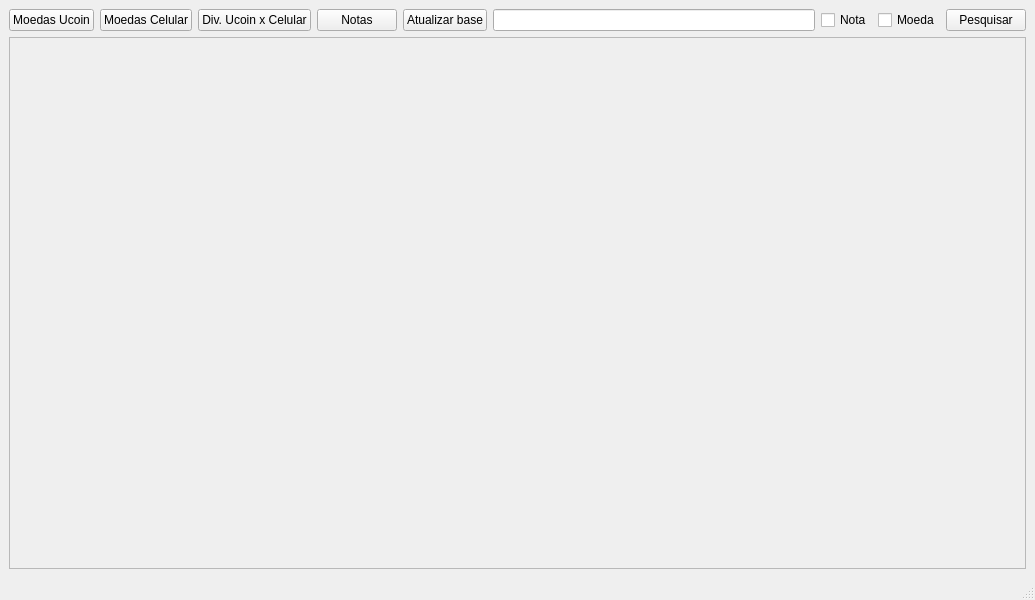
Above: design.ui from chriscoliveira/python_notas_e_moedas_colecao before the change. Below: the same form after it.
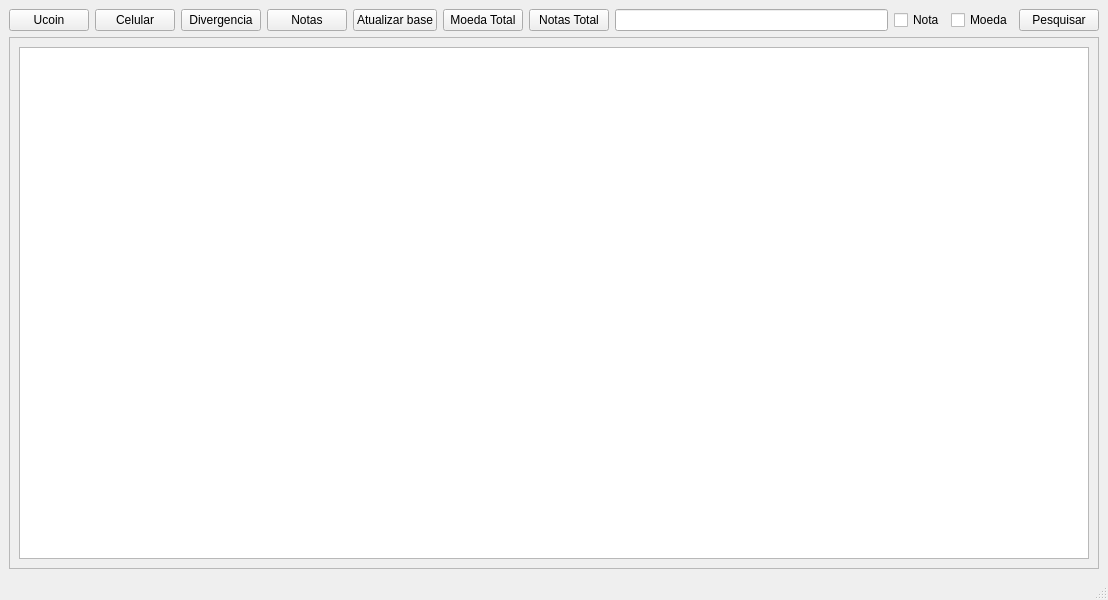
That is the form after the change.

What changed in the file:
```diff
--- a/design.ui
+++ b/design.ui
@@ -6,7 +6,7 @@
    <rect>
     <x>0</x>
     <y>0</y>
-    <width>1035</width>
+    <width>1108</width>
     <height>600</height>
    </rect>
   </property>
@@ -20,14 +20,14 @@
       <item row="0" column="0">
        <widget class="QPushButton" name="btn_moeda_ucoin">
         <property name="text">
-         <string>Moedas Ucoin</string>
+         <string>Ucoin</string>
         </property>
        </widget>
       </item>
-      <item row="0" column="1">
-       <widget class="QPushButton" name="btn_moeda_celular">
+      <item row="0" column="5">
+       <widget class="QPushButton" name="btn_moeda">
         <property name="text">
-         <string>Moedas Celular</string>
+         <string>Moeda Total</string>
         </property>
        </widget>
       </item>
@@ -38,21 +38,7 @@
         </property>
        </widget>
       </item>
-      <item row="0" column="3">
-       <widget class="QPushButton" name="btn_totais_notas">
-        <property name="text">
-         <string>Notas</string>
-        </property>
-       </widget>
-      </item>
-      <item row="0" column="2">
-       <widget class="QPushButton" name="btn_ucoin_celular">
-        <property name="text">
-         <string>Div. Ucoin x Celular</string>
-        </property>
-       </widget>
-      </item>
-      <item row="0" column="5">
+      <item row="0" column="7">
        <layout class="QHBoxLayout" name="horizontalLayout_2">
         <item>
          <widget class="QLineEdit" name="lineEdit"/>
@@ -80,6 +66,34 @@
         </item>
        </layout>
       </item>
+      <item row="0" column="3">
+       <widget class="QPushButton" name="btn_totais_notas">
+        <property name="text">
+         <string>Notas</string>
+        </property>
+       </widget>
+      </item>
+      <item row="0" column="2">
+       <widget class="QPushButton" name="btn_ucoin_celular">
+        <property name="text">
+         <string>Divergencia</string>
+        </property>
+       </widget>
+      </item>
+      <item row="0" column="1">
+       <widget class="QPushButton" name="btn_moeda_celular">
+        <property name="text">
+         <string>Celular</string>
+        </property>
+       </widget>
+      </item>
+      <item row="0" column="6">
+       <widget class="QPushButton" name="btn_nota">
+        <property name="text">
+         <string>Notas Total</string>
+        </property>
+       </widget>
+      </item>
      </layout>
     </item>
     <item row="1" column="0">
@@ -92,20 +106,13 @@
         <rect>
          <x>0</x>
          <y>0</y>
-         <width>1015</width>
+         <width>1088</width>
          <height>520</height>
         </rect>
        </property>
        <layout class="QGridLayout" name="gridLayout_2">
         <item row="0" column="0">
-         <widget class="QLabel" name="resposta">
-          <property name="text">
-           <string/>
-          </property>
-          <property name="alignment">
-           <set>Qt::AlignLeading|Qt::AlignLeft|Qt::AlignTop</set>
-          </property>
-         </widget>
+         <widget class="QTableView" name="tabela"/>
         </item>
        </layout>
       </widget>
```
